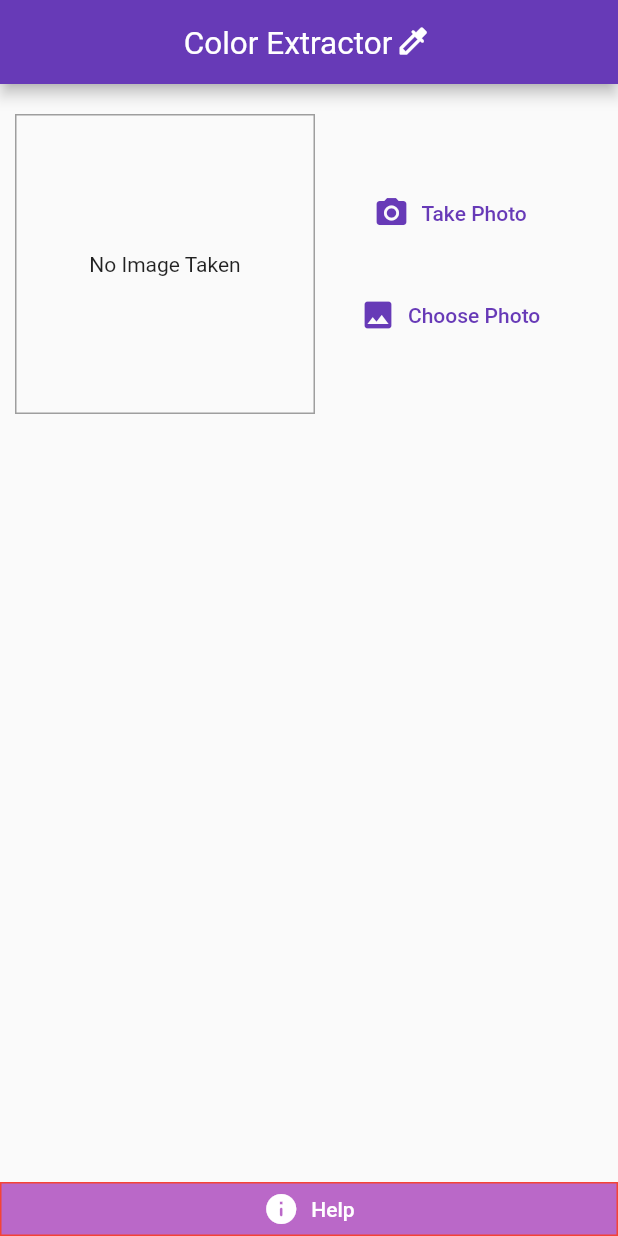
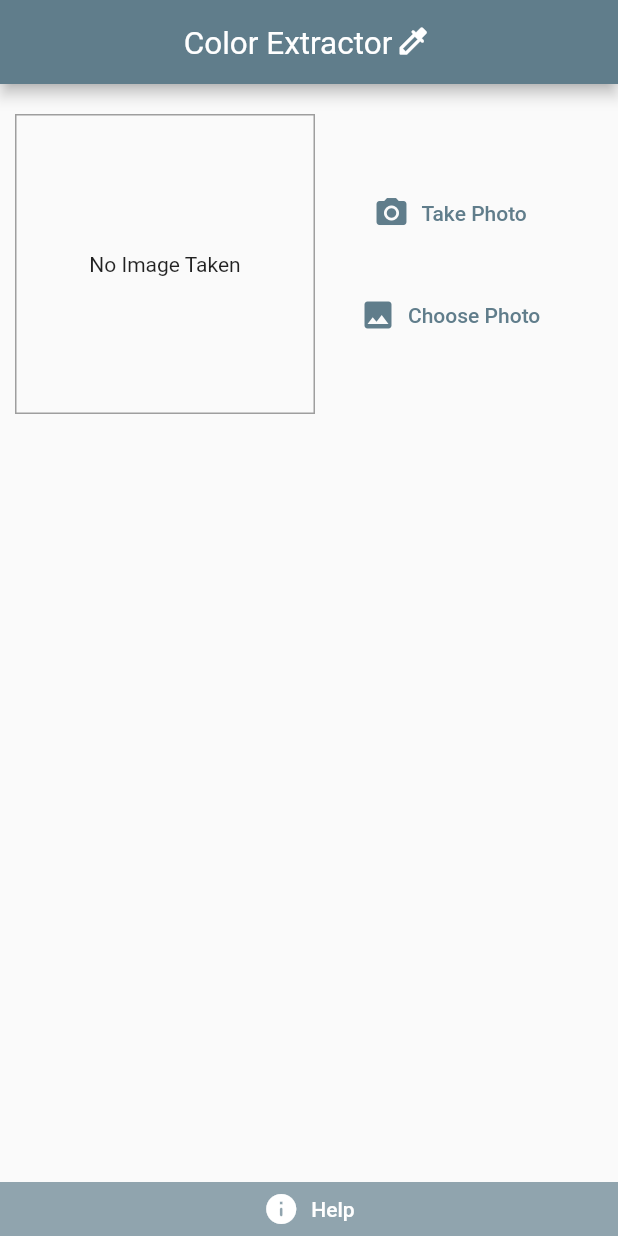
Before and after one commit to LRS4/colorextractor, a Flutter app: the screen it shows after launch, on a phone screen of 412 x 824 dp. Run offline on Flutter 3.47's test engine with Material 2 defaults, Android fonts, the phone set to English and light mode, and no system bars; our stand-ins replace image_picker, palette_generator.

Commit message:
Change the theme to blue grey

```diff
--- a/lib/main.dart
+++ b/lib/main.dart
@@ -21,7 +21,7 @@ class MyApp extends StatelessWidget {
         // or simply save your changes to "hot reload" in a Flutter IDE).
         // Notice that the counter didn't reset back to zero; the application
         // is not restarted.
-        primarySwatch: Colors.deepPurple,
+        primarySwatch: Colors.blueGrey
       ),
       home: ShowPaletteScreen(),
       routes: {
--- a/lib/palette_screen.dart
+++ b/lib/palette_screen.dart
@@ -71,11 +71,11 @@ class _ShowPaletteScreenState extends State<ShowPaletteScreen> {
                     elevation: MaterialStateProperty.all<double>(0.0),
                     tapTargetSize: MaterialTapTargetSize.shrinkWrap,
                     backgroundColor: MaterialStateProperty.all<Color>(
-                      Colors.purple.shade300),
+                      Colors.blueGrey.shade300),
                     shape: MaterialStateProperty.all<RoundedRectangleBorder>(
                       RoundedRectangleBorder(
                           borderRadius: BorderRadius.zero,
-                          side: BorderSide(color: Colors.red)
+                          side: BorderSide(color: Colors.blueGrey.shade300)
                       )
                     )
                 )
```
